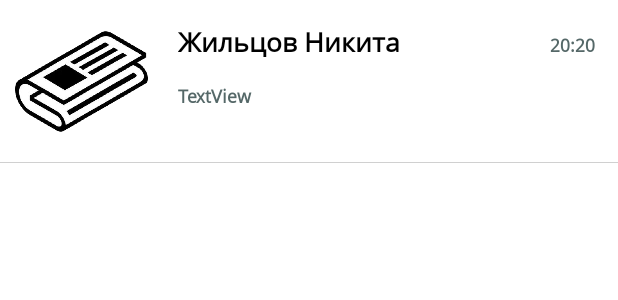
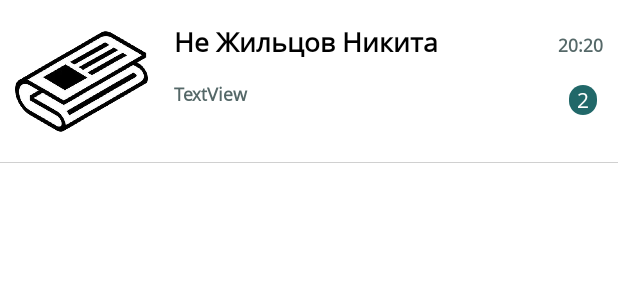
Before and after one commit to Lonti6/Traineeship, an Android app: the layout chat_block.xml on its own in the app's theme, with its tools: preview values and no code run, on a phone screen of 412 x 824 dp. Shown: the top 300 px of the screen. Run offline under Robolectric (Android 15) with nearby library versions, the light colour scheme and no system bars.

Commit message:
message count unread

```diff
--- /dev/null
+++ b/app/src/main/res/drawable/count_messages_bg.xml
@@ -0,0 +1,6 @@
+<?xml version="1.0" encoding="utf-8"?>
+<shape xmlns:android="http://schemas.android.com/apk/res/android" android:shape="rectangle">
+
+    <solid android:color="@color/main_green" />
+    <corners android:radius="50pt"/>
+</shape>
--- a/app/src/main/res/layout/chat_block.xml
+++ b/app/src/main/res/layout/chat_block.xml
@@ -13,35 +13,43 @@
             android:layout_marginTop="10dp" app:layout_constraintBottom_toBottomOf="parent"
             android:layout_marginBottom="10dp"/>
     <TextView
-            android:text="Жильцов Никита"
-            android:layout_width="239dp"
-            android:layout_height="30dp"
+            android:text="Не Жильцов Никита"
+            android:layout_width="wrap_content"
+            android:layout_height="wrap_content"
             android:id="@+id/name"
             style="@style/HeaderMessageText"
-            android:layout_marginStart="20dp"
+            android:layout_marginStart="17dp"
             app:layout_constraintStart_toEndOf="@+id/icon"
             app:layout_constraintTop_toTopOf="parent"
             android:layout_marginTop="15dp" app:layout_constraintEnd_toStartOf="@+id/time"
-            android:layout_marginEnd="3dp" app:layout_constraintHorizontal_bias="0.0"/>
+            android:layout_marginEnd="5dp" app:layout_constraintHorizontal_bias="0.0"/>
     <TextView
             android:text="20:20"
             style="@style/TimeMessageText"
-            android:layout_width="40dp"
+            android:layout_width="wrap_content"
             android:layout_height="25dp" android:id="@+id/time"
             app:layout_constraintTop_toTopOf="parent" app:layout_constraintEnd_toEndOf="parent"
-            android:layout_marginTop="21dp" android:layout_marginEnd="5dp"/>
+            android:layout_marginTop="21dp" android:layout_marginEnd="10dp"/>
     <TextView
             android:text="TextView"
             style="@style/TimeMessageText"
-            android:layout_width="226dp"
-            android:layout_height="24dp" android:id="@+id/message"
+            android:layout_width="wrap_content"
+            android:layout_height="wrap_content" android:id="@+id/message"
             app:layout_constraintStart_toEndOf="@+id/icon"
-            android:layout_marginTop="10dp" app:layout_constraintTop_toBottomOf="@+id/name"
-            app:layout_constraintEnd_toStartOf="@+id/time" app:layout_constraintHorizontal_bias="0.0"
-            android:layout_marginStart="20dp"/>
+            app:layout_constraintTop_toBottomOf="@+id/name"
+            app:layout_constraintEnd_toStartOf="@+id/count_messages" app:layout_constraintHorizontal_bias="0.0"
+            android:layout_marginEnd="5dp" android:layout_marginStart="17dp" android:layout_marginTop="14dp"/>
     <View
             android:layout_width="wrap_content"
             android:layout_height="1px" android:id="@+id/line"
             app:layout_constraintBottom_toBottomOf="parent" app:layout_constraintStart_toStartOf="parent"
             app:layout_constraintEnd_toEndOf="parent" android:background="@color/line_grey"/>
+    <TextView
+            android:text="2"
+            android:layout_width="wrap_content"
+            android:layout_height="wrap_content" android:id="@+id/count_messages"
+            app:layout_constraintEnd_toEndOf="parent" android:layout_marginEnd="14dp"
+            android:background="@drawable/count_messages_bg" android:textColor="#FFFFFF" android:paddingLeft="5dp"
+            android:layout_marginTop="10dp" app:layout_constraintTop_toBottomOf="@+id/time" android:paddingRight="5dp"
+            android:visibility="visible" tools:visibility="visible"/>
 </androidx.constraintlayout.widget.ConstraintLayout>
```
Also changed, not shown: app/src/main/java/ru/work/trainsheep/AllChatsActivity.java (+10 -1 lines), app/src/main/res/layout/activity_main.xml (deleted, +0 -42 lines), app/src/main/res/layout/activity_search.xml (+5 -6 lines), app/src/main/res/layout/advert_item.xml (+4 -4 lines), forAll/src/main/java/ru/work/trainsheep/ChatBlock.java (+7 -3 lines).
